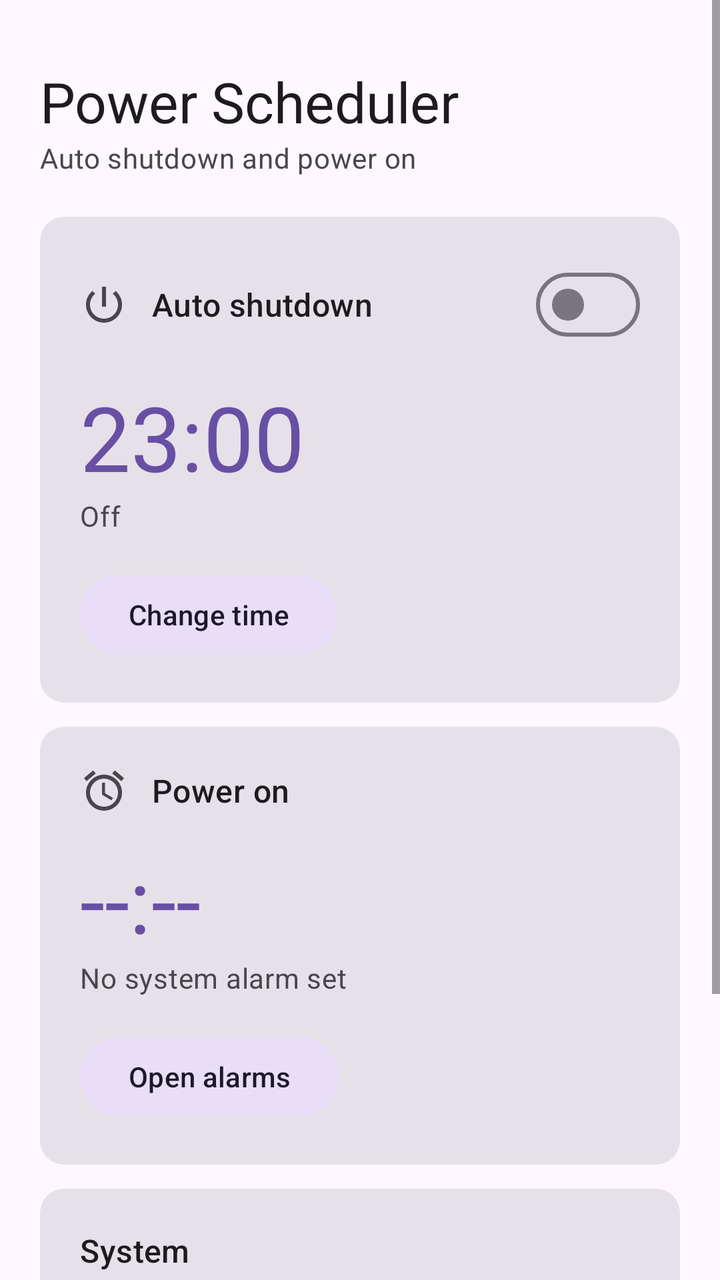
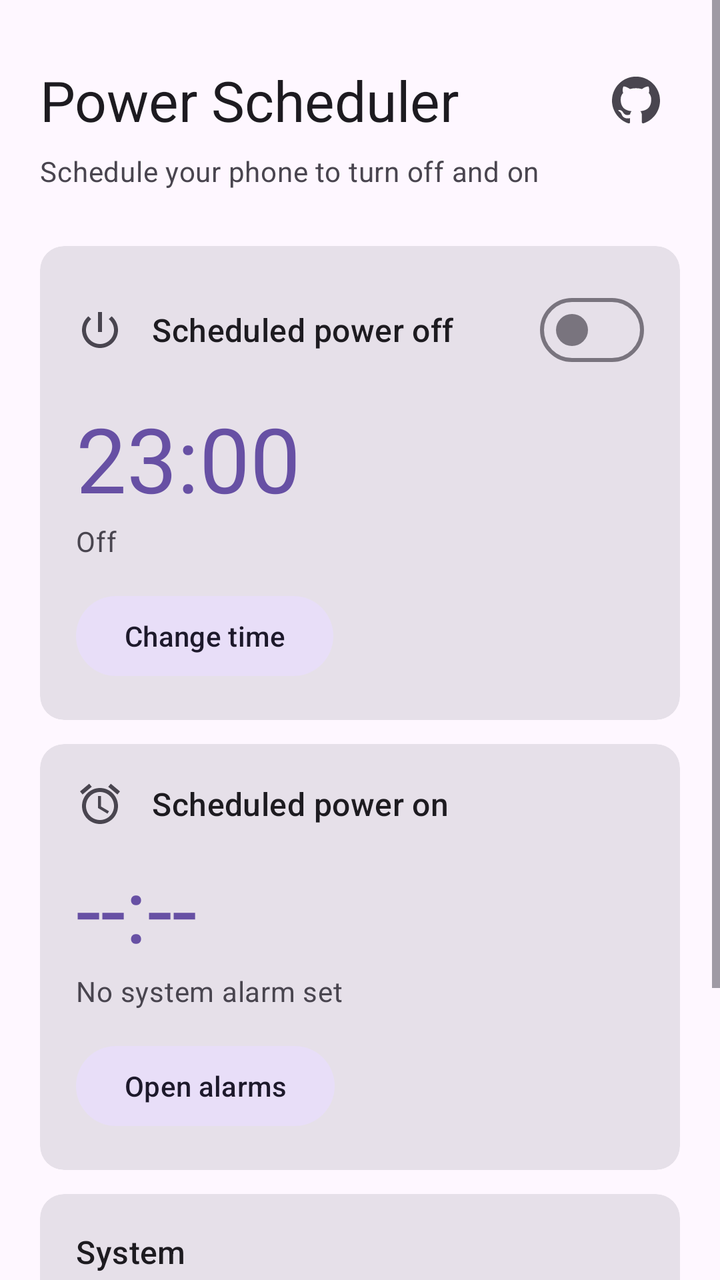

Compare the two renders of this Android layout. The source of the first and the diff that turns it into the second are given below.
<!-- AndroidManifest.xml: application theme Theme.PowerScheduler -->
<!-- res/layout/activity_main.xml -->
<?xml version="1.0" encoding="utf-8"?>
<ScrollView xmlns:android="http://schemas.android.com/apk/res/android"
    xmlns:app="http://schemas.android.com/apk/res-auto"
    android:layout_width="match_parent"
    android:layout_height="match_parent"
    android:background="?attr/colorSurface"
    android:fillViewport="true"
    android:fitsSystemWindows="true">

    <LinearLayout
        android:layout_width="match_parent"
        android:layout_height="wrap_content"
        android:orientation="vertical"
        android:padding="20dp">

        
        <TextView
            android:layout_width="match_parent"
            android:layout_height="wrap_content"
            android:layout_marginTop="12dp"
            android:text="Power Scheduler"
            android:textAppearance="?attr/textAppearanceHeadlineMedium"
            android:textColor="?attr/colorOnSurface" />

        <TextView
            android:layout_width="match_parent"
            android:layout_height="wrap_content"
            android:layout_marginBottom="20dp"
            android:text="Auto shutdown and power on"
            android:textAppearance="?attr/textAppearanceBodyMedium"
            android:textColor="?attr/colorOnSurfaceVariant" />

        
        <com.google.android.material.card.MaterialCardView
            style="?attr/materialCardViewFilledStyle"
            android:layout_width="match_parent"
            android:layout_height="wrap_content"
            android:layout_marginBottom="12dp">

            <LinearLayout
                android:layout_width="match_parent"
                android:layout_height="wrap_content"
                android:orientation="vertical"
                android:padding="20dp">

                <LinearLayout
                    android:layout_width="match_parent"
                    android:layout_height="wrap_content"
                    android:gravity="center_vertical"
                    android:orientation="horizontal">

                    <ImageView
                        android:layout_width="24dp"
                        android:layout_height="24dp"
                        android:importantForAccessibility="no"
                        android:src="@drawable/ic_power" />

                    <TextView
                        android:layout_width="0dp"
                        android:layout_height="wrap_content"
                        android:layout_marginStart="12dp"
                        android:layout_weight="1"
                        android:text="Auto shutdown"
                        android:textAppearance="?attr/textAppearanceTitleMedium"
                        android:textColor="?attr/colorOnSurface" />

                    <com.google.android.material.materialswitch.MaterialSwitch
                        android:id="@+id/switchShutdown"
                        android:layout_width="wrap_content"
                        android:layout_height="wrap_content" />
                </LinearLayout>

                <TextView
                    android:id="@+id/tvShutdownTime"
                    android:layout_width="wrap_content"
                    android:layout_height="wrap_content"
                    android:layout_marginTop="12dp"
                    android:text="23:00"
                    android:textAppearance="?attr/textAppearanceDisplayMedium"
                    android:textColor="?attr/colorPrimary" />

                <TextView
                    android:id="@+id/tvShutdownNext"
                    android:layout_width="wrap_content"
                    android:layout_height="wrap_content"
                    android:text="Off"
                    android:textAppearance="?attr/textAppearanceBodyMedium"
                    android:textColor="?attr/colorOnSurfaceVariant" />

                <com.google.android.material.button.MaterialButton
                    android:id="@+id/btnSetShutdownTime"
                    style="@style/Widget.Material3.Button.TonalButton"
                    android:layout_width="wrap_content"
                    android:layout_height="wrap_content"
                    android:layout_marginTop="16dp"
                    android:text="Change time" />
            </LinearLayout>
        </com.google.android.material.card.MaterialCardView>

        
        <com.google.android.material.card.MaterialCardView
            style="?attr/materialCardViewFilledStyle"
            android:layout_width="match_parent"
            android:layout_height="wrap_content"
            android:layout_marginBottom="12dp">

            <LinearLayout
                android:layout_width="match_parent"
                android:layout_height="wrap_content"
                android:orientation="vertical"
                android:padding="20dp">

                <LinearLayout
                    android:layout_width="match_parent"
                    android:layout_height="wrap_content"
                    android:gravity="center_vertical"
                    android:orientation="horizontal">

                    <ImageView
                        android:layout_width="24dp"
                        android:layout_height="24dp"
                        android:importantForAccessibility="no"
                        android:src="@drawable/ic_alarm" />

                    <TextView
                        android:layout_width="wrap_content"
                        android:layout_height="wrap_content"
                        android:layout_marginStart="12dp"
                        android:text="Power on"
                        android:textAppearance="?attr/textAppearanceTitleMedium"
                        android:textColor="?attr/colorOnSurface" />
                </LinearLayout>

                <TextView
                    android:id="@+id/tvWakeTime"
                    android:layout_width="wrap_content"
                    android:layout_height="wrap_content"
                    android:layout_marginTop="12dp"
                    android:text="--:--"
                    android:textAppearance="?attr/textAppearanceDisplayMedium"
                    android:textColor="?attr/colorPrimary" />

                <TextView
                    android:id="@+id/tvWakeSub"
                    android:layout_width="wrap_content"
                    android:layout_height="wrap_content"
                    android:text="No system alarm set"
                    android:textAppearance="?attr/textAppearanceBodyMedium"
                    android:textColor="?attr/colorOnSurfaceVariant" />

                <com.google.android.material.button.MaterialButton
                    android:id="@+id/btnOpenAlarms"
                    style="@style/Widget.Material3.Button.TonalButton"
                    android:layout_width="wrap_content"
                    android:layout_height="wrap_content"
                    android:layout_marginTop="16dp"
                    android:text="Open alarms" />
            </LinearLayout>
        </com.google.android.material.card.MaterialCardView>

        
        <com.google.android.material.card.MaterialCardView
            style="?attr/materialCardViewFilledStyle"
            android:layout_width="match_parent"
            android:layout_height="wrap_content"
            android:layout_marginBottom="20dp">

            <LinearLayout
                android:layout_width="match_parent"
                android:layout_height="wrap_content"
                android:orientation="vertical"
                android:padding="20dp">

                <TextView
                    android:layout_width="wrap_content"
                    android:layout_height="wrap_content"
                    android:text="System"
                    android:textAppearance="?attr/textAppearanceTitleMedium"
                    android:textColor="?attr/colorOnSurface" />

                <LinearLayout
                    android:layout_width="match_parent"
                    android:layout_height="wrap_content"
                    android:layout_marginTop="8dp"
                    android:orientation="horizontal">

                    <com.google.android.material.chip.Chip
                        android:id="@+id/chipRoot"
                        style="@style/Widget.Material3.Chip.Assist"
                        android:layout_width="wrap_content"
                        android:layout_height="wrap_content"
                        android:clickable="false"
                        android:text="Root: checking..." />

                    <com.google.android.material.chip.Chip
                        android:id="@+id/chipRtc"
                        style="@style/Widget.Material3.Chip.Assist"
                        android:layout_width="wrap_content"
                        android:layout_height="wrap_content"
                        android:layout_marginStart="8dp"
                        android:clickable="false"
                        android:text="RTC: checking..." />
                </LinearLayout>

                <TextView
                    android:id="@+id/tvLastResult"
                    android:layout_width="match_parent"
                    android:layout_height="wrap_content"
                    android:layout_marginTop="8dp"
                    android:text=""
                    android:textAppearance="?attr/textAppearanceBodySmall"
                    android:textColor="?attr/colorOnSurfaceVariant" />
            </LinearLayout>
        </com.google.android.material.card.MaterialCardView>

        
        <LinearLayout
            android:layout_width="match_parent"
            android:layout_height="wrap_content"
            android:orientation="horizontal">

            <com.google.android.material.button.MaterialButton
                android:id="@+id/btnTestRtc"
                style="@style/Widget.Material3.Button.OutlinedButton"
                android:layout_width="0dp"
                android:layout_height="wrap_content"
                android:layout_marginEnd="8dp"
                android:layout_weight="1"
                android:text="Test RTC" />

            <com.google.android.material.button.MaterialButton
                android:id="@+id/btnManualShutdown"
                style="@style/Widget.Material3.Button"
                android:layout_width="0dp"
                android:layout_height="wrap_content"
                android:layout_marginStart="8dp"
                android:layout_weight="1"
                android:text="Shut down now"
                android:textColor="?attr/colorOnError"
                app:backgroundTint="?attr/colorError" />
        </LinearLayout>

    </LinearLayout>
</ScrollView>
<!-- resources referenced by this layout -->
<resources>
  <!-- drawable ic_alarm (drawable) -->
  <?xml version="1.0" encoding="utf-8"?>
  <vector xmlns:android="http://schemas.android.com/apk/res/android"
      android:width="24dp"
      android:height="24dp"
      android:tint="?attr/colorOnSurfaceVariant"
      android:viewportWidth="24"
      android:viewportHeight="24">
      <path
          android:fillColor="#FF000000"
          android:pathData="M22,5.72l-4.6,-3.86 -1.29,1.53 4.6,3.86L22,5.72zM7.88,3.39L6.6,1.86 2,5.71l1.29,1.53 4.59,-3.85zM12.5,8H11v6l4.75,2.85 0.75,-1.23 -4,-2.37V8zM12,4c-4.97,0 -9,4.03 -9,9s4.02,9 9,9c4.97,0 9,-4.03 9,-9s-4.03,-9 -9,-9zM12,20c-3.87,0 -7,-3.13 -7,-7s3.13,-7 7,-7 7,3.13 7,7 -3.13,7 -7,7z" />
  </vector>
  <!-- drawable ic_power (drawable) -->
  <?xml version="1.0" encoding="utf-8"?>
  <vector xmlns:android="http://schemas.android.com/apk/res/android"
      android:width="24dp"
      android:height="24dp"
      android:tint="?attr/colorOnSurfaceVariant"
      android:viewportWidth="24"
      android:viewportHeight="24">
      <path
          android:fillColor="#FF000000"
          android:pathData="M13,3h-2v10h2V3zM17.83,5.17l-1.42,1.42C17.99,7.86 19,9.81 19,12c0,3.87 -3.13,7 -7,7s-7,-3.13 -7,-7c0,-2.19 1.01,-4.14 2.58,-5.42L6.17,5.17C4.23,6.82 3,9.26 3,12c0,4.97 4.03,9 9,9s9,-4.03 9,-9c0,-2.74 -1.23,-5.18 -3.17,-6.83z" />
  </vector>
  <style name="Theme.PowerScheduler" parent="Theme.Material3.DayNight.NoActionBar" />
</resources>

<!-- the commit's change to res/layout/activity_main.xml (unified diff, before → after) -->
@@ -11,27 +11,49 @@
         android:layout_width="match_parent"
         android:layout_height="wrap_content"
         android:orientation="vertical"
-        android:padding="20dp">
-
-        
+        android:paddingHorizontal="20dp"
+        android:paddingBottom="28dp"
+        android:paddingTop="12dp">
+
+        
+        <LinearLayout
+            android:layout_width="match_parent"
+            android:layout_height="wrap_content"
+            android:layout_marginTop="16dp"
+            android:gravity="center_vertical"
+            android:orientation="horizontal">
+
+            <TextView
+                android:layout_width="0dp"
+                android:layout_height="wrap_content"
+                android:layout_weight="1"
+                android:text="Power Scheduler"
+                android:textAppearance="?attr/textAppearanceHeadlineMedium"
+                android:textColor="?attr/colorOnSurface" />
+
+            <ImageButton
+                android:id="@+id/btnGithub"
+                android:layout_width="44dp"
+                android:layout_height="44dp"
+                android:background="?attr/selectableItemBackgroundBorderless"
+                android:contentDescription="Open GitHub"
+                android:padding="10dp"
+                android:scaleType="fitCenter"
+                android:src="@drawable/ic_github" />
+        </LinearLayout>
+
         <TextView
             android:layout_width="match_parent"
             android:layout_height="wrap_content"
-            android:layout_marginTop="12dp"
-            android:text="Power Scheduler"
-            android:textAppearance="?attr/textAppearanceHeadlineMedium"
-            android:textColor="?attr/colorOnSurface" />
-
-        <TextView
-            android:layout_width="match_parent"
-            android:layout_height="wrap_content"
-            android:layout_marginBottom="20dp"
-            android:text="Auto shutdown and power on"
+            android:layout_marginTop="4dp"
+            android:layout_marginBottom="28dp"
+            android:text="Schedule your phone to turn off and on"
             android:textAppearance="?attr/textAppearanceBodyMedium"
             android:textColor="?attr/colorOnSurfaceVariant" />
 
         
         <com.google.android.material.card.MaterialCardView
+            android:id="@+id/cardShutdown"
             style="?attr/materialCardViewFilledStyle"
             android:layout_width="match_parent"
             android:layout_height="wrap_content"
@@ -41,7 +63,7 @@
                 android:layout_width="match_parent"
                 android:layout_height="wrap_content"
                 android:orientation="vertical"
-                android:padding="20dp">
+                android:padding="18dp">
 
                 <LinearLayout
                     android:layout_width="match_parent"
@@ -58,9 +80,9 @@
                     <TextView
                         android:layout_width="0dp"
                         android:layout_height="wrap_content"
-                        android:layout_marginStart="12dp"
+                        android:layout_marginStart="14dp"
                         android:layout_weight="1"
-                        android:text="Auto shutdown"
+                        android:text="Scheduled power off"
                         android:textAppearance="?attr/textAppearanceTitleMedium"
                         android:textColor="?attr/colorOnSurface" />
 
@@ -74,7 +96,7 @@
                     android:id="@+id/tvShutdownTime"
                     android:layout_width="wrap_content"
                     android:layout_height="wrap_content"
-                    android:layout_marginTop="12dp"
+                    android:layout_marginTop="10dp"
                     android:text="23:00"
                     android:textAppearance="?attr/textAppearanceDisplayMedium"
                     android:textColor="?attr/colorPrimary" />
@@ -83,6 +105,7 @@
                     android:id="@+id/tvShutdownNext"
                     android:layout_width="wrap_content"
                     android:layout_height="wrap_content"
+                    android:layout_marginTop="2dp"
                     android:text="Off"
                     android:textAppearance="?attr/textAppearanceBodyMedium"
                     android:textColor="?attr/colorOnSurfaceVariant" />
@@ -92,13 +115,14 @@
                     style="@style/Widget.Material3.Button.TonalButton"
                     android:layout_width="wrap_content"
                     android:layout_height="wrap_content"
-                    android:layout_marginTop="16dp"
+                    android:layout_marginTop="14dp"
                     android:text="Change time" />
             </LinearLayout>
         </com.google.android.material.card.MaterialCardView>
 
         
         <com.google.android.material.card.MaterialCardView
+            android:id="@+id/cardWake"
             style="?attr/materialCardViewFilledStyle"
             android:layout_width="match_parent"
             android:layout_height="wrap_content"
@@ -108,7 +132,7 @@
                 android:layout_width="match_parent"
                 android:layout_height="wrap_content"
                 android:orientation="vertical"
-                android:padding="20dp">
+                android:padding="18dp">
 
                 <LinearLayout
                     android:layout_width="match_parent"
@@ -125,8 +149,8 @@
                     <TextView
                         android:layout_width="wrap_content"
                         android:layout_height="wrap_content"
-                        android:layout_marginStart="12dp"
-                        android:text="Power on"
+                        android:layout_marginStart="14dp"
+                        android:text="Scheduled power on"
                         android:textAppearance="?attr/textAppearanceTitleMedium"
                         android:textColor="?attr/colorOnSurface" />
                 </LinearLayout>
@@ -135,7 +159,7 @@
                     android:id="@+id/tvWakeTime"
                     android:layout_width="wrap_content"
                     android:layout_height="wrap_content"
-                    android:layout_marginTop="12dp"
+                    android:layout_marginTop="10dp"
                     android:text="--:--"
                     android:textAppearance="?attr/textAppearanceDisplayMedium"
                     android:textColor="?attr/colorPrimary" />
@@ -144,6 +168,7 @@
                     android:id="@+id/tvWakeSub"
                     android:layout_width="wrap_content"
                     android:layout_height="wrap_content"
+                    android:layout_marginTop="2dp"
                     android:text="No system alarm set"
                     android:textAppearance="?attr/textAppearanceBodyMedium"
                     android:textColor="?attr/colorOnSurfaceVariant" />
@@ -153,23 +178,24 @@
                     style="@style/Widget.Material3.Button.TonalButton"
                     android:layout_width="wrap_content"
                     android:layout_height="wrap_content"
-                    android:layout_marginTop="16dp"
+                    android:layout_marginTop="14dp"
                     android:text="Open alarms" />
             </LinearLayout>
         </com.google.android.material.card.MaterialCardView>
 
         
         <com.google.android.material.card.MaterialCardView
+            android:id="@+id/cardSystem"
             style="?attr/materialCardViewFilledStyle"
             android:layout_width="match_parent"
             android:layout_height="wrap_content"
-            android:layout_marginBottom="20dp">
+            android:layout_marginBottom="18dp">
 
             <LinearLayout
                 android:layout_width="match_parent"
                 android:layout_height="wrap_content"
                 android:orientation="vertical"
-                android:padding="20dp">
+                android:padding="18dp">
 
                 <TextView
                     android:layout_width="wrap_content"
@@ -197,7 +223,7 @@
                         style="@style/Widget.Material3.Chip.Assist"
                         android:layout_width="wrap_content"
                         android:layout_height="wrap_content"
-                        android:layout_marginStart="8dp"
+                        android:layout_marginStart="10dp"
                         android:clickable="false"
                         android:text="RTC: checking..." />
                 </LinearLayout>
@@ -235,7 +261,7 @@
                 android:layout_height="wrap_content"
                 android:layout_marginStart="8dp"
                 android:layout_weight="1"
-                android:text="Shut down now"
+                android:text="Power off now"
                 android:textColor="?attr/colorOnError"
                 app:backgroundTint="?attr/colorError" />
         </LinearLayout>
<!-- resource entries referenced after the edit -->
@@ -11,6 +11,18 @@
       <path
           android:fillColor="#FF000000"
           android:pathData="M22,5.72l-4.6,-3.86 -1.29,1.53 4.6,3.86L22,5.72zM7.88,3.39L6.6,1.86 2,5.71l1.29,1.53 4.59,-3.85zM12.5,8H11v6l4.75,2.85 0.75,-1.23 -4,-2.37V8zM12,4c-4.97,0 -9,4.03 -9,9s4.02,9 9,9c4.97,0 9,-4.03 9,-9s-4.03,-9 -9,-9zM12,20c-3.87,0 -7,-3.13 -7,-7s3.13,-7 7,-7 7,3.13 7,7 -3.13,7 -7,7z" />
+  </vector>
+  <!-- drawable ic_github (drawable) -->
+  <?xml version="1.0" encoding="utf-8"?>
+  <vector xmlns:android="http://schemas.android.com/apk/res/android"
+      android:width="24dp"
+      android:height="24dp"
+      android:tint="?attr/colorOnSurfaceVariant"
+      android:viewportWidth="24"
+      android:viewportHeight="24">
+      <path
+          android:fillColor="#FF000000"
+          android:pathData="M12 .297c-6.63 0-12 5.373-12 12 0 5.303 3.438 9.8 8.205 11.385.6.113.82-.258.82-.577 0-.285-.01-1.04-.015-2.04-3.338.724-4.042-1.61-4.042-1.61C4.422 18.07 3.633 17.7 3.633 17.7c-1.087-.744.084-.729.084-.729 1.205.084 1.838 1.236 1.838 1.236 1.07 1.835 2.809 1.305 3.495.998.108-.776.417-1.305.76-1.605-2.665-.3-5.466-1.332-5.466-5.93 0-1.31.465-2.38 1.235-3.22-.135-.303-.54-1.523.105-3.176 0 0 1.005-.322 3.3 1.23.96-.267 1.98-.399 3-.405 1.02.006 2.04.138 3 .405 2.28-1.552 3.285-1.23 3.285-1.23.645 1.653.24 2.873.12 3.176.765.84 1.23 1.91 1.23 3.22 0 4.61-2.805 5.625-5.475 5.92.42.36.81 1.096.81 2.22 0 1.606-.015 2.896-.015 3.286 0 .315.21.69.825.57C20.565 22.092 24 17.592 24 12.297c0-6.627-5.373-12-12-12" />
   </vector>
   <!-- drawable ic_power (drawable) -->
   <?xml version="1.0" encoding="utf-8"?>
